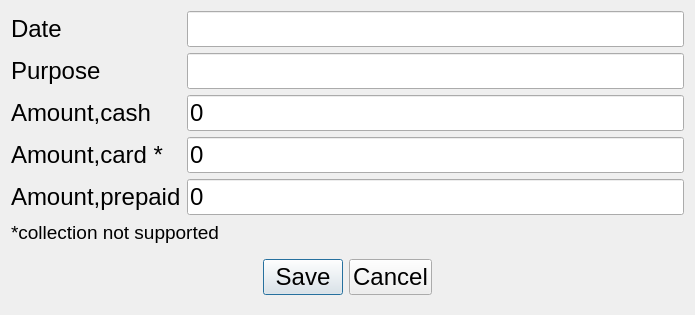
Old version of the form Shop/cashcollection.ui in the repository End1-1/Cafe5.
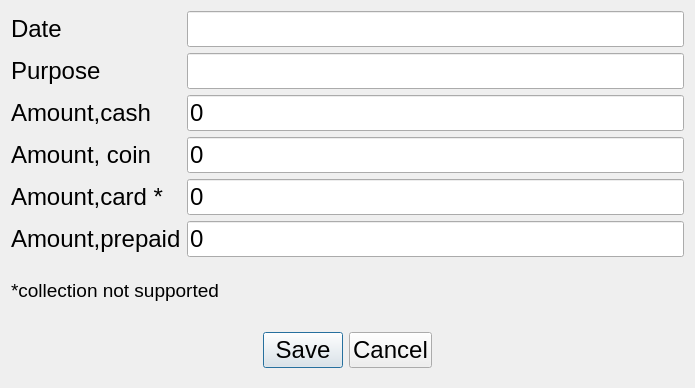
New version of the form. Custom widgets are drawn as their Qt base class.

Patch:
```diff
--- a/Shop/cashcollection.ui
+++ b/Shop/cashcollection.ui
@@ -7,7 +7,7 @@
     <x>0</x>
     <y>0</y>
     <width>695</width>
-    <height>307</height>
+    <height>388</height>
    </rect>
   </property>
   <property name="font">
@@ -145,6 +145,20 @@
      </property>
     </widget>
    </item>
+   <item row="3" column="0">
+    <widget class="QLabel" name="lbAmountCoin">
+     <property name="text">
+      <string>Amount, coin</string>
+     </property>
+    </widget>
+   </item>
+   <item row="3" column="1">
+    <widget class="C5LineEdit" name="leAmountCoin">
+     <property name="text">
+      <string>0</string>
+     </property>
+    </widget>
+   </item>
   </layout>
  </widget>
  <customwidgets>
```
